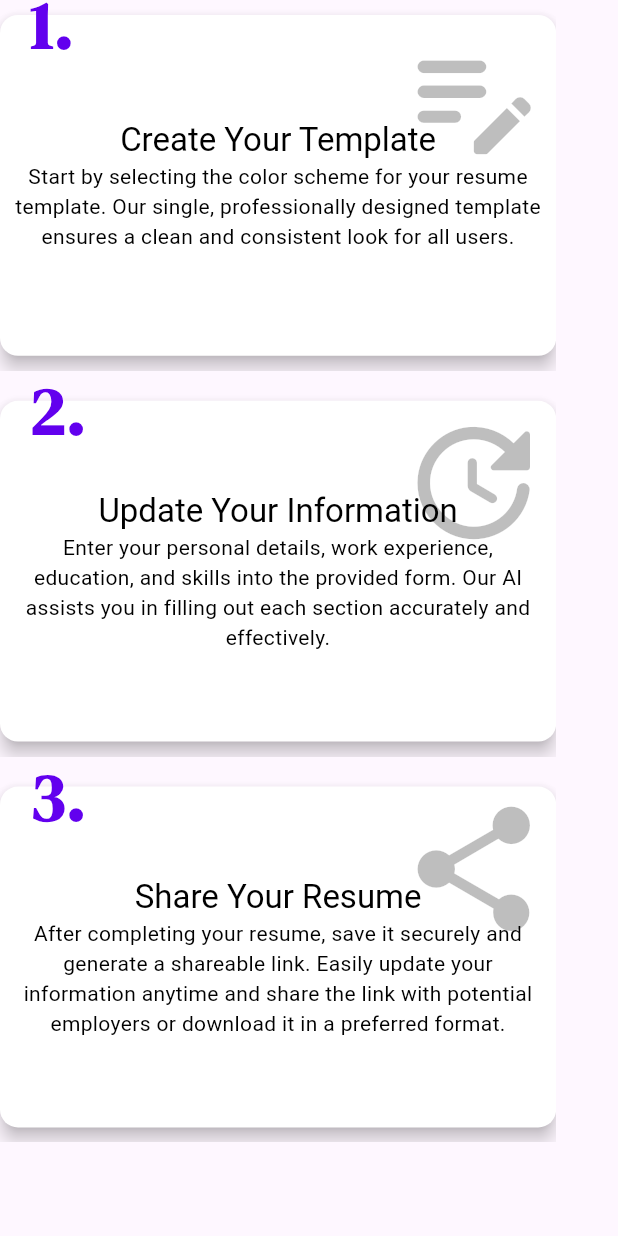
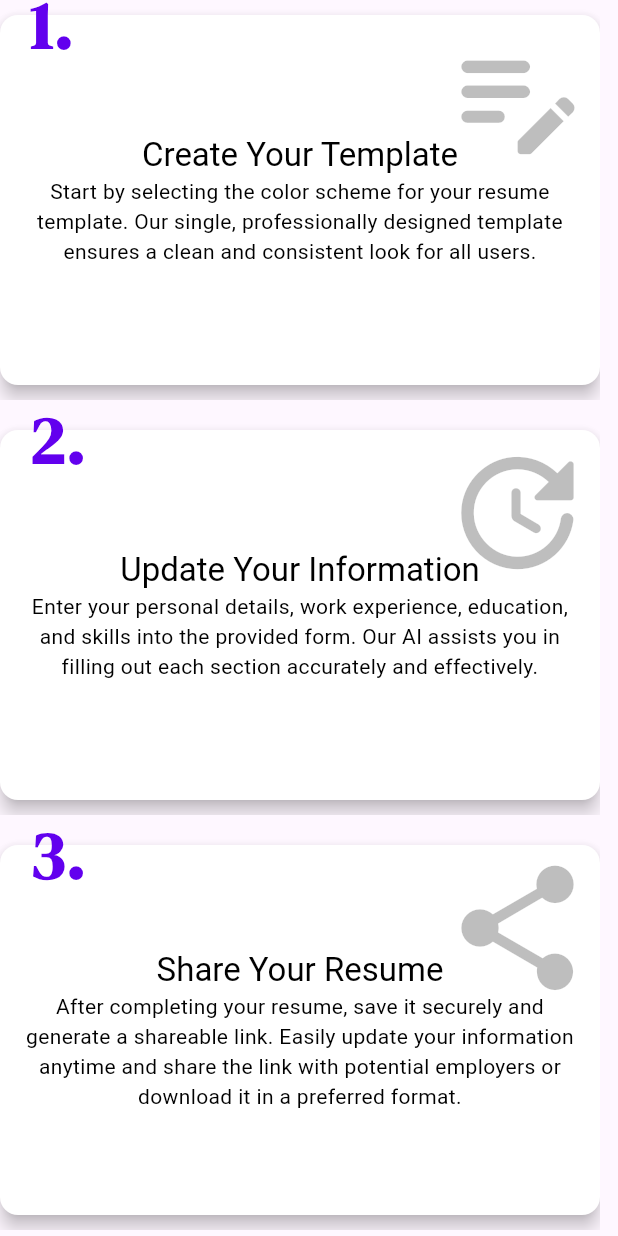
Before and after one commit to ahmedrasar/resumeflow, a Flutter app: the TutorialGrid widget shown alone on an empty page, opened directly, on a phone screen of 412 x 824 dp. Run offline on Flutter 3.47's test engine with Material 3 defaults, Android fonts, the phone set to English and light mode, and no system bars; our stand-ins replace firebase_core, flutter_animate, go_router, google_fonts, shared_preferences; missing offline and left inert: window_manager; accounts and stored records are empty; generated files the repository leaves out were written again; Roboto replaces fonts that are missing (Pangolin, Tinos).

Commit message:
Fix tutorial grid behaviour

```diff
--- a/lib/ui/tutorial_screen/tutorial_grid.dart
+++ b/lib/ui/tutorial_screen/tutorial_grid.dart
@@ -8,21 +8,23 @@ class TutorialGrid extends StatelessWidget {
   static const _numberOfCards = 3;
 
   List<TutorialCard> _buildCards(ResumeflowLocalizations l10n) {
+    var step = 0;
+
     return [
       TutorialCard(
-        step: 1,
+        step: ++step,
         backgroundIconData: Icons.edit_note_rounded,
         header: l10n.createCardHeader,
         body: l10n.createCardBody,
       ),
       TutorialCard(
-        step: 2,
+        step: ++step,
         backgroundIconData: Icons.update_rounded,
         header: l10n.updateCardHeader,
         body: l10n.updateCardBody,
       ),
       TutorialCard(
-        step: 3,
+        step: ++step,
         backgroundIconData: Icons.share_rounded,
         header: l10n.shareCardHeader,
         body: l10n.shareCardBody,
@@ -34,18 +36,20 @@ class TutorialGrid extends StatelessWidget {
   Widget build(BuildContext context) {
     return LayoutBuilder(
       builder: (context, constraints) {
-        final canFitThisCount = constraints.maxWidth ~/ 275;
+        const maxWidth = 400.0;
+
+        final canFitThisCount = constraints.maxWidth ~/ maxWidth;
         final crossAxisCount =
             canFitThisCount > _numberOfCards ? _numberOfCards : canFitThisCount;
 
         return SizedBox(
-          width: constraints.maxWidth * 0.90,
-          child: GridView.count(
+          width: maxWidth * crossAxisCount,
+          child: GridView.extent(
             shrinkWrap: true,
+            maxCrossAxisExtent: maxWidth,
             crossAxisSpacing: 10,
             mainAxisSpacing: 10,
             childAspectRatio: 1.5,
-            crossAxisCount: crossAxisCount,
             children: _buildCards(ResumeflowLocalizations.of(context)),
           ),
         );
```
